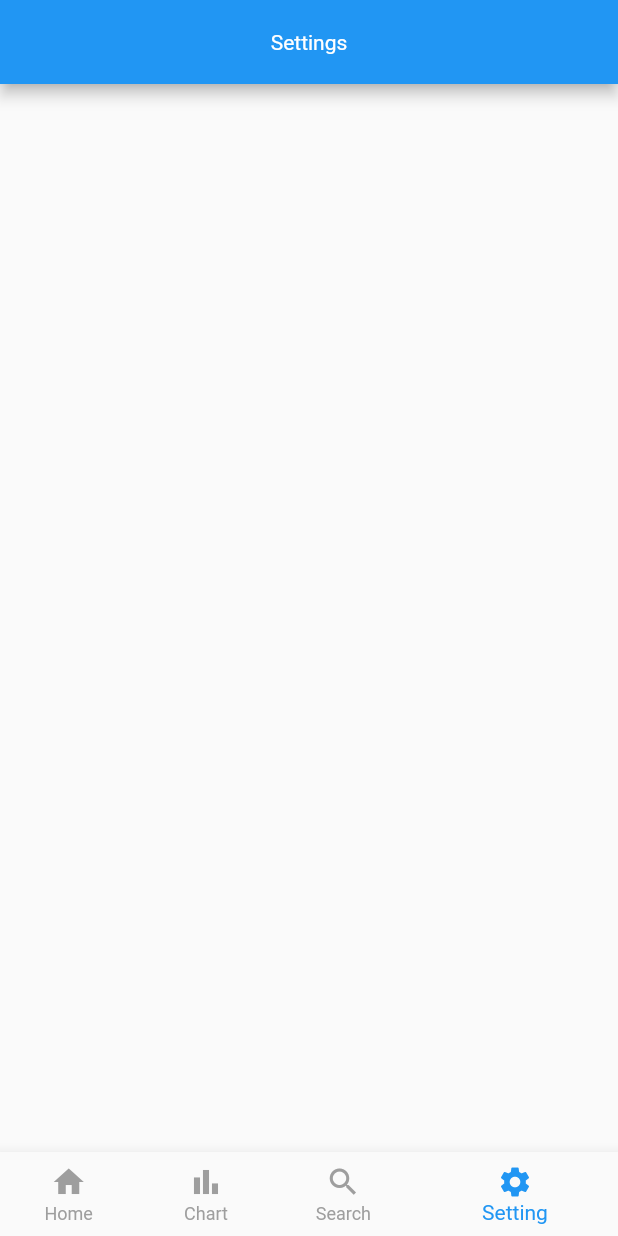
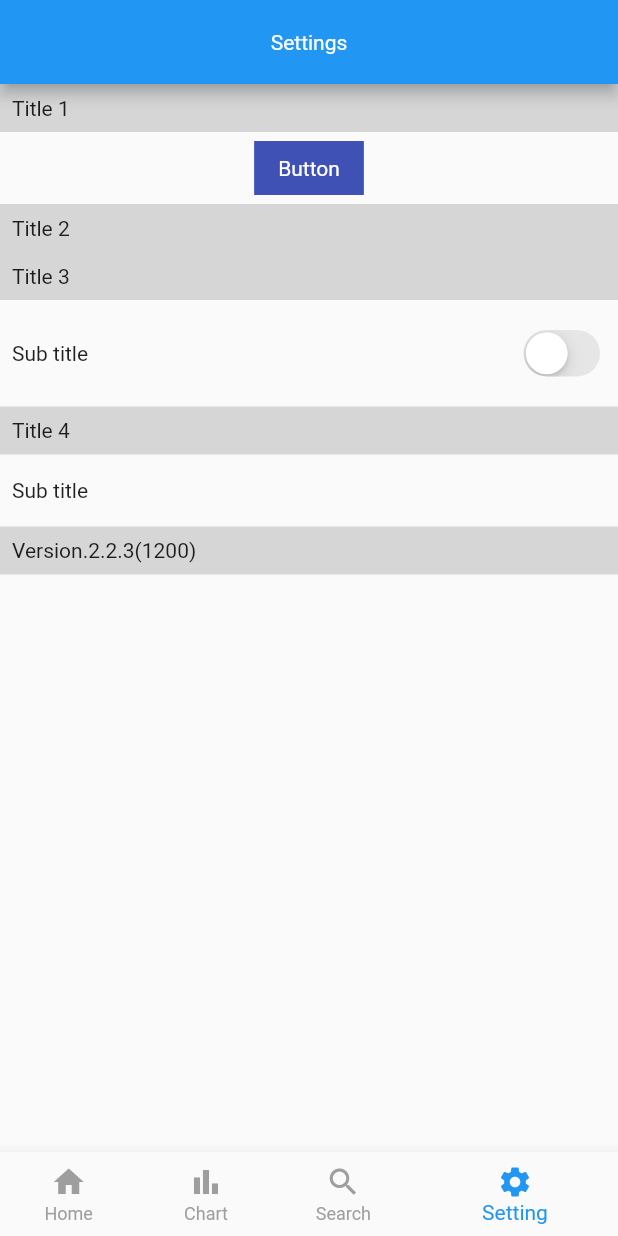
Before and after one commit to mikhoaitay23/tanzak_clone, a Flutter app: the screen it shows after launch, item 4 of the bottom bar chosen, on a phone screen of 412 x 824 dp. Run offline on Flutter 3.47's test engine with Material 2 defaults, Android fonts, the phone set to English and light mode, and no system bars; our stand-ins replace carousel_slider, get, smooth_page_indicator; missing offline and left inert: expand_widget; network calls fail.

Commit message:
- update

```diff
--- a/lib/screen/detail/detail_screen.dart
+++ b/lib/screen/detail/detail_screen.dart
@@ -48,22 +48,22 @@ class DetailScreen extends StatelessWidget {
                       decoration: const BoxDecoration(
                         image: DecorationImage(
                           image: ExactAssetImage('assets/images/img_haha.jpg'),
-                          fit: BoxFit.fill,
+                          fit: BoxFit.fitWidth,
                         ),
                       ),
                       child: BackdropFilter(
-                        filter: ImageFilter.blur(sigmaX: 10.0, sigmaY: 10.0),
+                        filter: ImageFilter.blur(sigmaX: 10.0, sigmaY: 0.0),
                         child: Container(
                           decoration: BoxDecoration(
-                              color: Colors.white.withOpacity(0.0)),
+                              color: Colors.white.withOpacity(0.5)),
                         ),
                       ),
                     )),
                     const Positioned(
-                        left: 48,
-                        top: 48,
-                        right: 48,
-                        bottom: 48,
+                        left: 16,
+                        top: 16,
+                        right: 16,
+                        bottom: 16,
                         child: SizedBox(
                           child: Image(
                             image:
--- a/lib/screen/settings_screen/settings_screen.dart
+++ b/lib/screen/settings_screen/settings_screen.dart
@@ -3,7 +3,14 @@ import 'package:flutter/material.dart';
 
 import '../../widget/ktext.dart';
 
-class SettingsScreen extends StatelessWidget {
+class SettingsScreen extends StatefulWidget {
+  @override
+  SettingsState createState() => SettingsState();
+}
+
+class SettingsState extends State<SettingsScreen> {
+  bool _switchValue = false;
+
   @override
   Widget build(BuildContext context) {
     return Scaffold(
@@ -14,6 +21,69 @@ class SettingsScreen extends StatelessWidget {
           ),
           centerTitle: true,
         ),
+        body: SingleChildScrollView(
+          child: Column(
+            children: [
+              _title('Title 1'),
+              Column(
+                children: [
+                  ElevatedButton(
+                    onPressed: () {},
+                    child: KText(
+                      text: 'Button',
+                      color: Colors.white,
+                    ),
+                    style: ElevatedButton.styleFrom(
+                        primary: Colors.indigo,
+                        shape: const RoundedRectangleBorder(
+                            borderRadius: BorderRadius.all(Radius.zero)),
+                        elevation: 0),
+                  ),
+                ],
+              ),
+              _title('Title 2'),
+              _title('Title 3'),
+              Padding(
+                padding:
+                    const EdgeInsets.symmetric(vertical: 16, horizontal: 8),
+                child: Row(
+                  mainAxisAlignment: MainAxisAlignment.spaceBetween,
+                  children: [
+                    const Text('Sub title'),
+                    CupertinoSwitch(
+                      value: _switchValue,
+                      onChanged: (value) {
+                        setState(() {
+                          _switchValue = value;
+                        });
+                      },
+                    )
+                  ],
+                ),
+              ),
+              _title('Title 4'),
+              InkWell(
+                onTap: () {},
+                child: const Align(
+                    alignment: Alignment.centerLeft,
+                    child: Padding(
+                      padding:
+                          EdgeInsets.symmetric(vertical: 16, horizontal: 8),
+                      child: Text('Sub title'),
+                    )),
+              ),
+              _title('Version.2.2.3(1200)'),
+            ],
+          ),
+        ));
+  }
+
+  Widget _title(String title) => Container(
+        decoration: BoxDecoration(color: Colors.grey[350]),
+        width: double.infinity,
+        child: Padding(
+          padding: const EdgeInsets.all(8),
+          child: Text(title),
+        ),
       );
 }
-}
```
Lines whose indentation alone changed are shown as unchanged.
